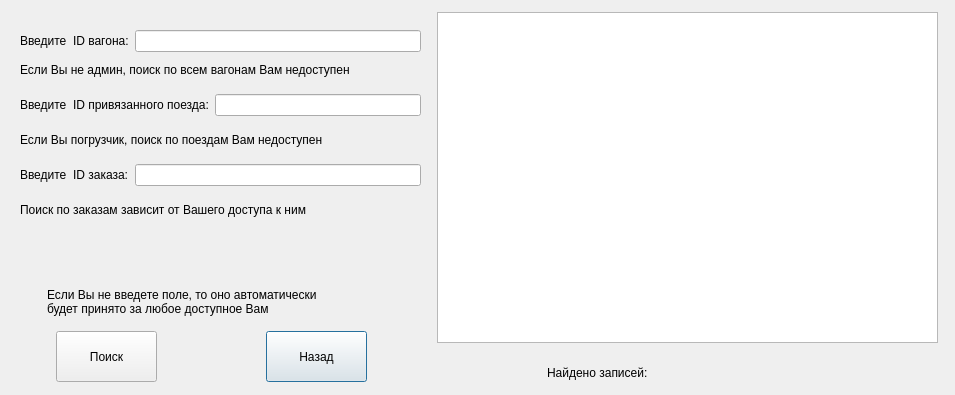
This is src/project/selectcarriages.ui in Edeotena/bd_4rd_sem_course_work as Qt 5 draws it before an edit. The edited form follows.
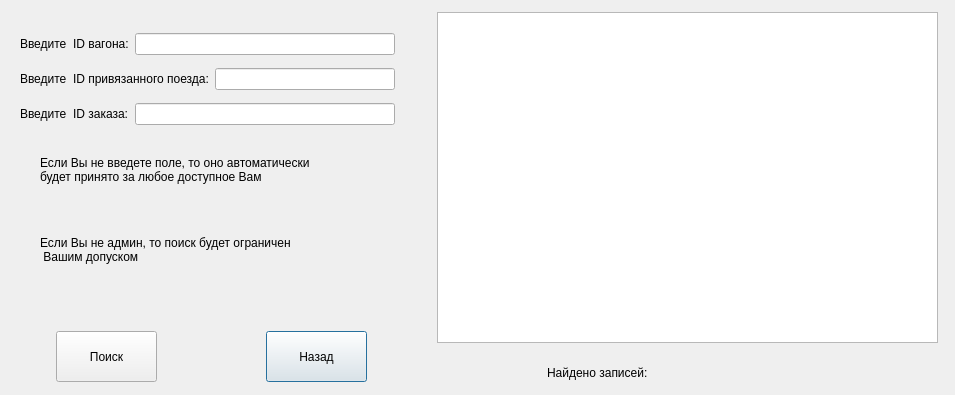
This is the edited form.

What changed in the file:
```diff
--- a/src/project/selectcarriages.ui
+++ b/src/project/selectcarriages.ui
@@ -42,8 +42,8 @@
   <widget class="QLabel" name="label_13">
    <property name="geometry">
     <rect>
-     <x>47</x>
-     <y>282</y>
+     <x>40</x>
+     <y>150</y>
      <width>334</width>
      <height>40</height>
     </rect>
@@ -53,63 +53,6 @@
 будет принято за любое доступное Вам</string>
    </property>
   </widget>
-  <widget class="QWidget" name="layoutWidget_2">
-   <property name="geometry">
-    <rect>
-     <x>20</x>
-     <y>160</y>
-     <width>401</width>
-     <height>30</height>
-    </rect>
-   </property>
-   <layout class="QHBoxLayout" name="horizontalLayout_3">
-    <item>
-     <widget class="QLabel" name="label_4">
-      <property name="text">
-       <string>Введите  ID заказа:</string>
-      </property>
-     </widget>
-    </item>
-    <item>
-     <widget class="QLineEdit" name="lineEdit_3"/>
-    </item>
-   </layout>
-  </widget>
-  <widget class="QWidget" name="layoutWidget_3">
-   <property name="geometry">
-    <rect>
-     <x>20</x>
-     <y>26</y>
-     <width>401</width>
-     <height>30</height>
-    </rect>
-   </property>
-   <layout class="QHBoxLayout" name="horizontalLayout">
-    <item>
-     <widget class="QLabel" name="label">
-      <property name="text">
-       <string>Введите  ID вагона:</string>
-      </property>
-     </widget>
-    </item>
-    <item>
-     <widget class="QLineEdit" name="lineEdit"/>
-    </item>
-   </layout>
-  </widget>
-  <widget class="QLabel" name="label_3">
-   <property name="geometry">
-    <rect>
-     <x>20</x>
-     <y>60</y>
-     <width>421</width>
-     <height>20</height>
-    </rect>
-   </property>
-   <property name="text">
-    <string>Если Вы не админ, поиск по всем вагонам Вам недоступен</string>
-   </property>
-  </widget>
   <widget class="QPushButton" name="pushButton_2">
    <property name="geometry">
     <rect>
@@ -146,54 +89,74 @@
     </rect>
    </property>
   </widget>
-  <widget class="QWidget" name="layoutWidget_5">
+  <widget class="QLabel" name="label_14">
+   <property name="geometry">
+    <rect>
+     <x>40</x>
+     <y>230</y>
+     <width>334</width>
+     <height>40</height>
+    </rect>
+   </property>
+   <property name="text">
+    <string>Если Вы не админ, то поиск будет ограничен
+ Вашим допуском</string>
+   </property>
+  </widget>
+  <widget class="QWidget" name="">
    <property name="geometry">
     <rect>
      <x>20</x>
-     <y>90</y>
-     <width>401</width>
-     <height>30</height>
+     <y>26</y>
+     <width>375</width>
+     <height>106</height>
     </rect>
    </property>
-   <layout class="QHBoxLayout" name="horizontalLayout_2">
+   <layout class="QVBoxLayout" name="verticalLayout">
     <item>
-     <widget class="QLabel" name="label_2">
-      <property name="text">
-       <string>Введите  ID привязанного поезда:</string>
-      </property>
-     </widget>
+     <layout class="QHBoxLayout" name="horizontalLayout">
+      <item>
+       <widget class="QLabel" name="label">
+        <property name="text">
+         <string>Введите  ID вагона:</string>
+        </property>
+       </widget>
+      </item>
+      <item>
+       <widget class="QLineEdit" name="lineEdit"/>
+      </item>
+     </layout>
     </item>
     <item>
-     <widget class="QLineEdit" name="lineEdit_2"/>
+     <layout class="QHBoxLayout" name="horizontalLayout_2">
+      <item>
+       <widget class="QLabel" name="label_2">
+        <property name="text">
+         <string>Введите  ID привязанного поезда:</string>
+        </property>
+       </widget>
+      </item>
+      <item>
+       <widget class="QLineEdit" name="lineEdit_2"/>
+      </item>
+     </layout>
+    </item>
+    <item>
+     <layout class="QHBoxLayout" name="horizontalLayout_3">
+      <item>
+       <widget class="QLabel" name="label_4">
+        <property name="text">
+         <string>Введите  ID заказа:</string>
+        </property>
+       </widget>
+      </item>
+      <item>
+       <widget class="QLineEdit" name="lineEdit_3"/>
+      </item>
+     </layout>
     </item>
    </layout>
   </widget>
-  <widget class="QLabel" name="label_5">
-   <property name="geometry">
-    <rect>
-     <x>20</x>
-     <y>130</y>
-     <width>421</width>
-     <height>20</height>
-    </rect>
-   </property>
-   <property name="text">
-    <string>Если Вы погрузчик, поиск по поездам Вам недоступен</string>
-   </property>
-  </widget>
-  <widget class="QLabel" name="label_8">
-   <property name="geometry">
-    <rect>
-     <x>20</x>
-     <y>200</y>
-     <width>421</width>
-     <height>20</height>
-    </rect>
-   </property>
-   <property name="text">
-    <string>Поиск по заказам зависит от Вашего доступа к ним</string>
-   </property>
-  </widget>
  </widget>
  <resources/>
  <connections/>
```
